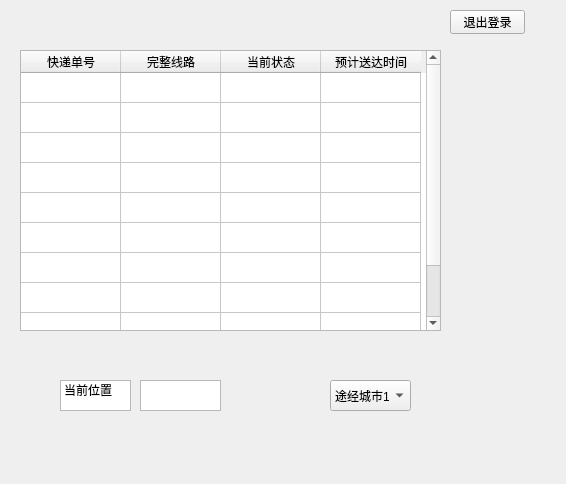
Before: the Qt Designer form modules/deliveryman/deliverman.ui in gfzyl/Parcel-System, drawn with Qt 5.
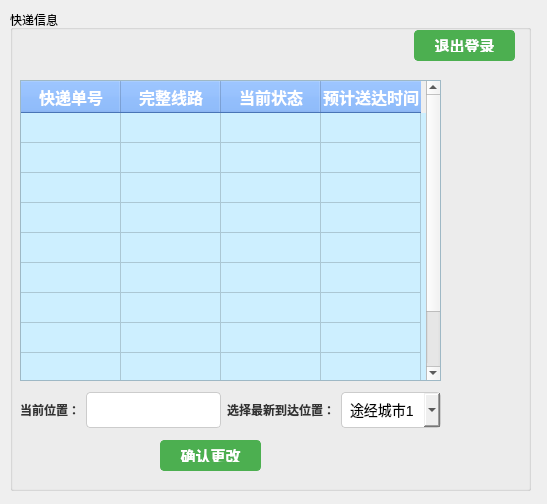
After: the same form once the commit is applied.

The edit to the form file:
```diff
--- a/modules/deliveryman/deliverman.ui
+++ b/modules/deliveryman/deliverman.ui
@@ -6,20 +6,101 @@
    <rect>
     <x>0</x>
     <y>0</y>
-    <width>566</width>
-    <height>484</height>
+    <width>547</width>
+    <height>504</height>
    </rect>
   </property>
   <property name="windowTitle">
    <string>Form</string>
   </property>
-  <widget class="QPushButton" name="pushButton_3">
+  <widget class="QGroupBox" name="groupBox">
    <property name="geometry">
     <rect>
-     <x>450</x>
+     <x>10</x>
      <y>10</y>
-     <width>75</width>
-     <height>24</height>
+     <width>521</width>
+     <height>481</height>
+    </rect>
+   </property>
+   <property name="styleSheet">
+    <string notr="true">
+            QLabel {
+                color: #333;
+                font: 14px &quot;幼圆&quot;;
+                font-weight: bold;
+            }
+
+            QLineEdit {
+                padding: 8px;
+                font-size: 14px;
+                border: 1px solid #ccc;
+                border-radius: 4px;
+            }
+
+            QComboBox {
+                padding: 8px;
+                font-size: 14px;
+                border: 1px solid #ccc;
+                border-radius: 4px;
+            }
+
+            QPushButton {
+                padding: 8px 16px;
+                font-size: 15px;
+                font-weight: bold;
+                border: 1px solid #4CAF50;
+                border-radius: 4px;
+                color: #fff;
+                background-color: #4CAF50;
+            }
+
+            QPushButton:hover {
+                background-color: #45a049;
+                border: 1px solid #45a049;
+            }
+
+            QPushButton:pressed {
+                background-color: #3e8e41;
+            }
+            QTableWidget::item:selected {
+                background-color: #a6a6a6;
+            }
+
+            QTableWidget QHeaderView::section {
+                background-color: #65a3ff;
+                color: white;
+                font-weight: bold;
+                font-size: 16px;
+                 padding: 2px;
+            }
+
+            QTableWidget::item {
+                padding: 10px;
+            }
+            QTableWidget {
+                font: 14px &quot;幼圆&quot;;
+                background-color: #cdefff;
+            }
+
+            QTableWidget::item {
+                font: 14px &quot;幼圆&quot;;
+            }
+
+            QHeaderView {
+                font: bold 16px &quot;幼圆&quot;;
+            }
+        </string>
+   </property>
+   <property name="title">
+    <string>快递信息</string>
+   </property>
+   <widget class="QPushButton" name="quitBtn">
+    <property name="geometry">
+     <rect>
+      <x>404</x>
+      <y>20</y>
+      <width>101</width>
+      <height>31</height>
     </rect>
    </property>
    <property name="text">
@@ -29,10 +110,10 @@
   <widget class="QTableWidget" name="tableWidget">
    <property name="geometry">
     <rect>
-     <x>20</x>
-     <y>50</y>
+      <x>10</x>
+      <y>70</y>
      <width>421</width>
-     <height>281</height>
+      <height>301</height>
     </rect>
    </property>
    <attribute name="verticalHeaderVisible">
@@ -109,15 +190,35 @@
     </property>
    </column>
   </widget>
+   <widget class="QWidget" name="layoutWidget">
+    <property name="geometry">
+     <rect>
+      <x>10</x>
+      <y>380</y>
+      <width>421</width>
+      <height>40</height>
+     </rect>
+    </property>
+    <layout class="QHBoxLayout" name="horizontalLayout">
+     <item>
+      <widget class="QLabel" name="label">
+       <property name="text">
+        <string>当前位置：</string>
+       </property>
+      </widget>
+     </item>
+     <item>
+      <widget class="QLineEdit" name="lineEdit"/>
+     </item>
+     <item>
+      <widget class="QLabel" name="label_2">
+       <property name="text">
+        <string>选择最新到达位置：</string>
+       </property>
+      </widget>
+     </item>
+     <item>
   <widget class="QComboBox" name="comboBox">
-   <property name="geometry">
-    <rect>
-     <x>330</x>
-     <y>380</y>
-     <width>81</width>
-     <height>31</height>
-    </rect>
-   </property>
    <item>
     <property name="text">
      <string>途经城市1</string>
@@ -134,30 +235,22 @@
     </property>
    </item>
   </widget>
-  <widget class="QListWidget" name="listWidget">
-   <property name="geometry">
-    <rect>
-     <x>60</x>
-     <y>380</y>
-     <width>71</width>
-     <height>31</height>
-    </rect>
-   </property>
-   <item>
-    <property name="text">
-     <string>当前位置</string>
-    </property>
-   </item>
-  </widget>
-  <widget class="QListWidget" name="listWidget_2">
+     </item>
+    </layout>
+   </widget>
+   <widget class="QPushButton" name="confirmBtn">
    <property name="geometry">
     <rect>
-     <x>140</x>
-     <y>380</y>
-     <width>81</width>
+      <x>150</x>
+      <y>430</y>
+      <width>101</width>
      <height>31</height>
     </rect>
    </property>
+    <property name="text">
+     <string>确认更改</string>
+    </property>
+   </widget>
   </widget>
  </widget>
  <resources/>
```
Left out of the diff: 6 changed lines with no effect on the pictures. Lines whose indentation alone changed are shown as unchanged.
